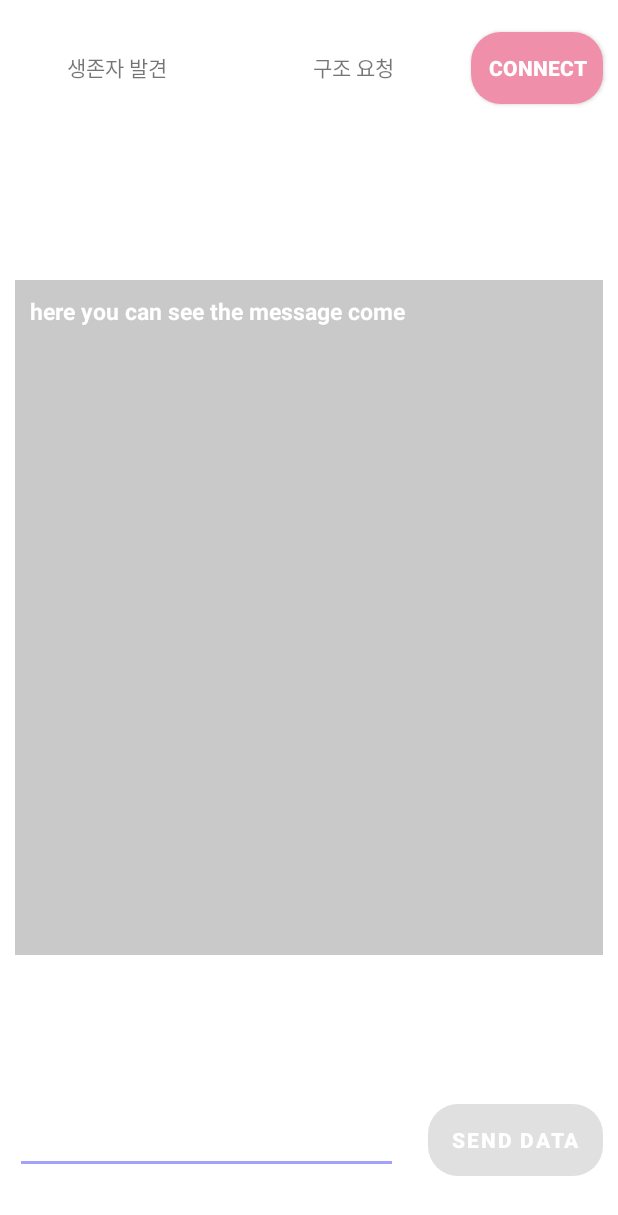
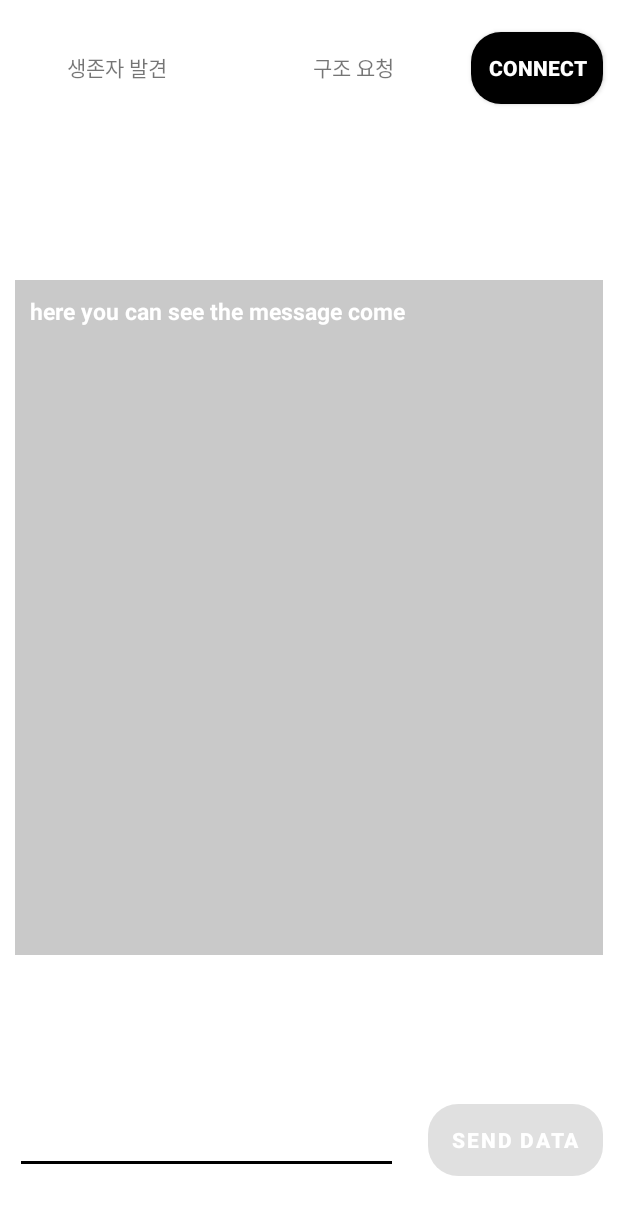
Before and after one commit to m6z1/BEE, an Android app: the screen it shows after launch (MainActivity), on a phone screen of 412 x 824 dp. Shown: the top 1215 px of the screen. Run offline under Robolectric (Android 15) with nearby library versions, the phone set to English and light mode, and no system bars; our stand-ins replace data binding.

Commit message:
Design : button
- 버튼 색상 변경

```diff
--- a/BEE_UI/app/src/main/res/values/colors.xml
+++ b/BEE_UI/app/src/main/res/values/colors.xml
@@ -8,8 +8,8 @@
     <color name="transparent">#00000000</color>
     <color name="black">#FF000000</color>
     <color name="white">#FFFFFFFF</color>
-    <color name="app_color1">#F08FA9</color>
+    <color name="app_color1">#000000</color>
     <color name="app_color2">#C9C9C9</color>
-    <color name="app_color3">#A3A1FB</color>
+    <color name="app_color3">#000000</color>
     <color name="app_color4">#747474</color>
 </resources>
```
